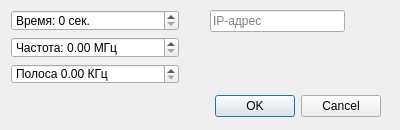
The window that radio/optionsDialog.ui (cyril-orlov/radio) describes before a commit, drawn with Qt 5.
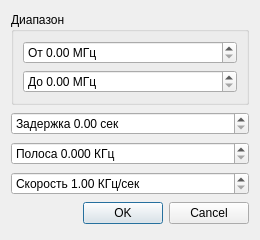
The same window after the commit.

Commit message: changed output from single spectrum to a whole spectrogram implemented listening on a time implemented pps sync in usrp structure polishing lots of refactorings

Diff of the .ui file:
```diff
--- a/radio/optionsDialog.ui
+++ b/radio/optionsDialog.ui
@@ -9,10 +9,22 @@
    <rect>
     <x>0</x>
     <y>0</y>
-    <width>400</width>
-    <height>130</height>
+    <width>260</width>
+    <height>240</height>
    </rect>
   </property>
+  <property name="sizePolicy">
+   <sizepolicy hsizetype="Preferred" vsizetype="Preferred">
+    <horstretch>0</horstretch>
+    <verstretch>0</verstretch>
+   </sizepolicy>
+  </property>
+  <property name="maximumSize">
+   <size>
+    <width>320</width>
+    <height>240</height>
+   </size>
+  </property>
   <property name="windowTitle">
    <string>Опции</string>
   </property>
@@ -22,101 +34,110 @@
   <property name="modal">
    <bool>false</bool>
   </property>
-  <widget class="QDialogButtonBox" name="buttonBox">
-   <property name="geometry">
-    <rect>
-     <x>10</x>
-     <y>90</y>
-     <width>371</width>
-     <height>32</height>
-    </rect>
-   </property>
-   <property name="orientation">
-    <enum>Qt::Horizontal</enum>
-   </property>
-   <property name="standardButtons">
-    <set>QDialogButtonBox::Cancel|QDialogButtonBox::Ok</set>
-   </property>
-  </widget>
-  <widget class="QWidget" name="verticalLayoutWidget">
-   <property name="geometry">
-    <rect>
-     <x>11</x>
-     <y>10</y>
-     <width>168</width>
-     <height>74</height>
-    </rect>
-   </property>
-   <layout class="QVBoxLayout" name="verticalLayout">
-    <property name="sizeConstraint">
-     <enum>QLayout::SetMaximumSize</enum>
-    </property>
-    <property name="rightMargin">
-     <number>0</number>
-    </property>
-    <item>
-     <widget class="QSpinBox" name="timeEdit">
-      <property name="suffix">
-       <string> сек.</string>
-      </property>
-      <property name="prefix">
-       <string>Время: </string>
-      </property>
-      <property name="maximum">
-       <number>10000000</number>
-      </property>
-     </widget>
-    </item>
-    <item>
-     <widget class="QDoubleSpinBox" name="frequencyEdit">
-      <property name="prefix">
-       <string>Частота: </string>
-      </property>
-      <property name="suffix">
-       <string> МГц</string>
-      </property>
-      <property name="minimum">
-       <double>0.000000000000000</double>
-      </property>
-      <property name="maximum">
-       <double>10000.000000000000000</double>
-      </property>
-     </widget>
-    </item>
-    <item>
-     <widget class="QDoubleSpinBox" name="bandEdit">
-      <property name="prefix">
-       <string>Полоса </string>
-      </property>
-      <property name="suffix">
-       <string> КГц</string>
-      </property>
-      <property name="maximum">
-       <double>10000000.000000000000000</double>
-      </property>
-     </widget>
-    </item>
-   </layout>
-  </widget>
-  <widget class="QWidget" name="verticalLayoutWidget_2">
-   <property name="geometry">
-    <rect>
-     <x>210</x>
-     <y>10</y>
-     <width>135</width>
-     <height>22</height>
-    </rect>
-   </property>
-   <layout class="QVBoxLayout" name="verticalLayout_2">
-    <item>
-     <widget class="QLineEdit" name="addressEdit">
-      <property name="placeholderText">
-       <string>IP-адрес</string>
-      </property>
-     </widget>
-    </item>
-   </layout>
-  </widget>
+  <layout class="QVBoxLayout" name="verticalLayout_3">
+   <item>
+    <widget class="QGroupBox" name="groupBox">
+     <property name="sizePolicy">
+      <sizepolicy hsizetype="Preferred" vsizetype="Maximum">
+       <horstretch>0</horstretch>
+       <verstretch>0</verstretch>
+      </sizepolicy>
+     </property>
+     <property name="title">
+      <string>Диапазон</string>
+     </property>
+     <layout class="QVBoxLayout" name="verticalLayout_2">
+      <item>
+       <widget class="QDoubleSpinBox" name="frequencyEdit">
+        <property name="prefix">
+         <string>От </string>
+        </property>
+        <property name="suffix">
+         <string> МГц</string>
+        </property>
+        <property name="minimum">
+         <double>0.000000000000000</double>
+        </property>
+        <property name="maximum">
+         <double>10000.000000000000000</double>
+        </property>
+       </widget>
+      </item>
+      <item>
+       <widget class="QDoubleSpinBox" name="endFrequencyEdit">
+        <property name="prefix">
+         <string>До </string>
+        </property>
+        <property name="suffix">
+         <string> МГц</string>
+        </property>
+        <property name="minimum">
+         <double>0.000000000000000</double>
+        </property>
+        <property name="maximum">
+         <double>10000.000000000000000</double>
+        </property>
+       </widget>
+      </item>
+     </layout>
+    </widget>
+   </item>
+   <item>
+    <widget class="QDoubleSpinBox" name="extraTicksBox">
+     <property name="prefix">
+      <string>Задержка </string>
+     </property>
+     <property name="suffix">
+      <string> сек</string>
+     </property>
+    </widget>
+   </item>
+   <item>
+    <widget class="QDoubleSpinBox" name="actualBandEdit">
+     <property name="correctionMode">
+      <enum>QAbstractSpinBox::CorrectToNearestValue</enum>
+     </property>
+     <property name="prefix">
+      <string>Полоса </string>
+     </property>
+     <property name="suffix">
+      <string> КГц</string>
+     </property>
+     <property name="decimals">
+      <number>3</number>
+     </property>
+     <property name="maximum">
+      <double>10000000.000000000000000</double>
+     </property>
+    </widget>
+   </item>
+   <item>
+    <widget class="QDoubleSpinBox" name="signalSpeedBox">
+     <property name="prefix">
+      <string>Скорость </string>
+     </property>
+     <property name="suffix">
+      <string> КГц/сек</string>
+     </property>
+     <property name="minimum">
+      <double>1.000000000000000</double>
+     </property>
+     <property name="maximum">
+      <double>10000.000000000000000</double>
+     </property>
+    </widget>
+   </item>
+   <item>
+    <widget class="QDialogButtonBox" name="buttonBox">
+     <property name="orientation">
+      <enum>Qt::Horizontal</enum>
+     </property>
+     <property name="standardButtons">
+      <set>QDialogButtonBox::Cancel|QDialogButtonBox::Ok</set>
+     </property>
+    </widget>
+   </item>
+  </layout>
  </widget>
  <resources/>
  <connections>
```
Left out of the diff: 40 changed lines with no effect on the pictures. The commit also changes 41 other files.
